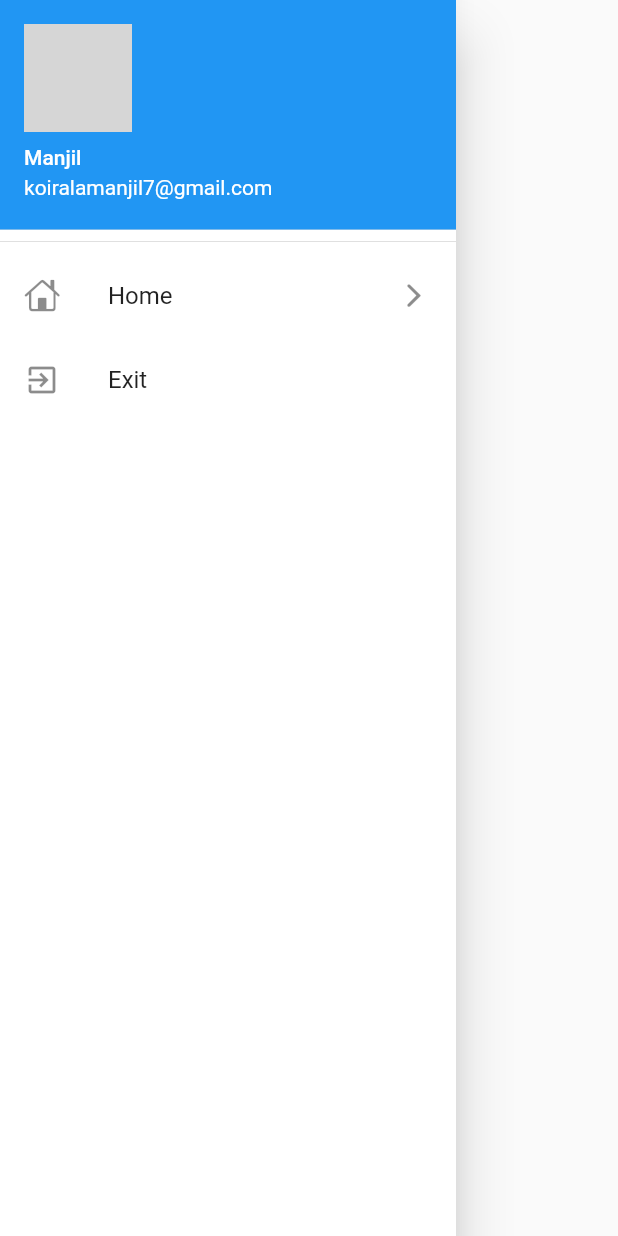
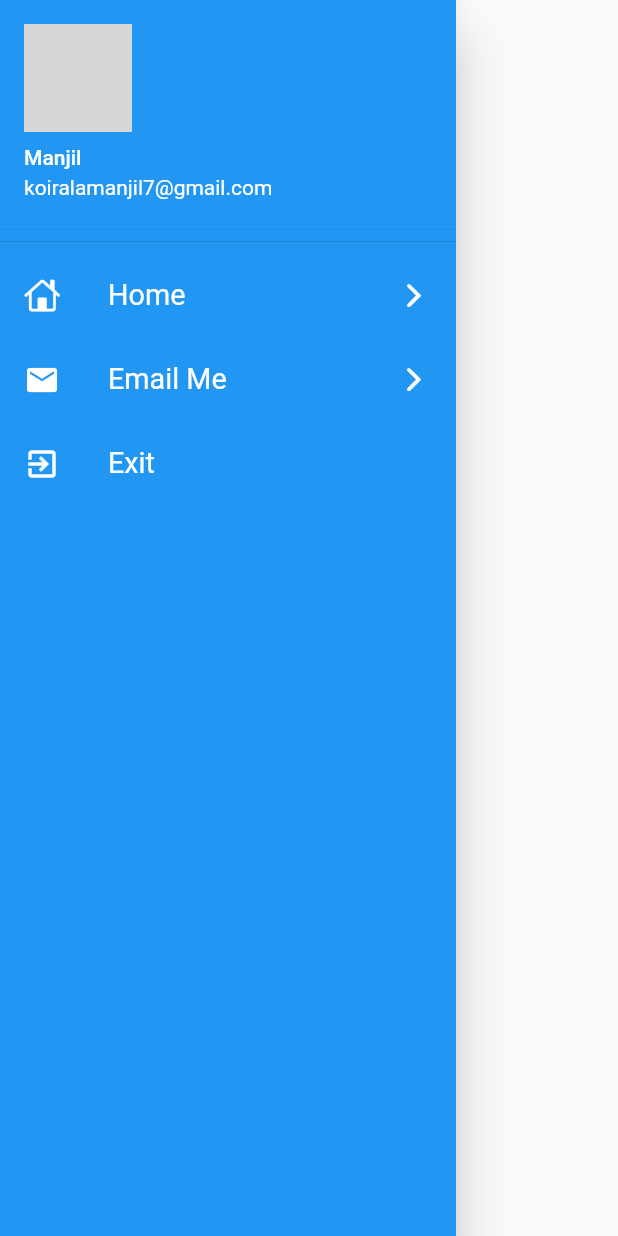
Before and after one commit to manjilkoirala/30DaysOfFlutter, a Flutter app: the MainDrawer widget shown alone on an empty page, opened directly, on a phone screen of 412 x 824 dp. Run offline on Flutter 3.47's test engine with Material 2 defaults, Android fonts, the phone set to English and light mode, and no system bars; our stand-ins replace google_fonts; network calls fail; grey boxes are pictures that could not be loaded.

Commit message:
Drawer Design Completed

```diff
--- a/lib/main.dart
+++ b/lib/main.dart
@@ -14,7 +14,7 @@ class Myapp extends StatelessWidget {
   @override
   Widget build(BuildContext context) {
     return MaterialApp(
-      initialRoute: MyRoutes.loginRoutes,
+      initialRoute: MyRoutes.homeRoutes,
       debugShowCheckedModeBanner: false,
       themeMode: ThemeMode.light,
       darkTheme: ThemeData(
--- a/lib/pages/homepage.dart
+++ b/lib/pages/homepage.dart
@@ -1,3 +1,4 @@
+import 'package:day1/widgets/drawer.dart';
 import 'package:flutter/material.dart';
 
 class Homepage extends StatelessWidget {
@@ -13,7 +14,7 @@ class Homepage extends StatelessWidget {
         centerTitle: true,
         title: const Text('This is app bar'),
       ),
-      drawer: const Drawer(),
+      drawer: const MainDrawer(),
       body: Center(child: Text("Flutter $days $use Challenge")),
     );
   }
--- a/lib/widgets/drawer.dart
+++ b/lib/widgets/drawer.dart
@@ -10,7 +10,8 @@ class MainDrawer extends StatelessWidget {
     const imageurl =
         "https://media-exp1.licdn.com/dms/image/C5603AQF-KHuXOev8FQ/profile-displayphoto-shrink_200_200/0/1590076084914?e=2147483647&v=beta&t=Z4mSqPsotfi-CULAC43d_t2gE15R6CIc3ABMRedXRT8";
     return Drawer(
-        backgroundColor: Colors.white,
+        child: Container(
+      color: Colors.blue,
       child: ListView(
         // ignore: prefer_const_literals_to_create_immutables
         children: [
@@ -24,20 +25,48 @@ class MainDrawer extends StatelessWidget {
                 )),
           ),
           ListTile(
-                leading: Icon(CupertinoIcons.home),
-                title: Text('Home'),
-                trailing: Icon(CupertinoIcons.forward),
+              leading: Icon(CupertinoIcons.home, color: Colors.white),
+              title: Text('Home',
+                  textScaleFactor: 1.2, style: TextStyle(color: Colors.white)),
+              trailing: Icon(CupertinoIcons.forward, color: Colors.white),
               onTap: () {
                 Navigator.pop(context);
               }),
           ListTile(
-              leading: Icon(Icons.exit_to_app),
-              title: Text('Exit'),
+            leading: Icon(
+              Icons.email,
+              color: Colors.white,
+            ),
+            title: Text(
+              'Email Me',
+              textScaleFactor: 1.2,
+              style: TextStyle(
+                color: Colors.white,
+              ),
+            ),
+            trailing: Icon(CupertinoIcons.forward, color: Colors.white),
+            onTap: () {
+              Navigator.pop(context);
+            },
+          ),
+          ListTile(
+            leading: Icon(
+              Icons.exit_to_app,
+              color: Colors.white,
+            ),
+            title: Text(
+              'Exit',
+              textScaleFactor: 1.2,
+              style: TextStyle(
+                color: Colors.white,
+              ),
+            ),
             onTap: () {
               Navigator.pop(context);
             },
           )
         ],
+      ),
     ));
   }
 }
```
Lines whose indentation alone changed are shown as unchanged.
